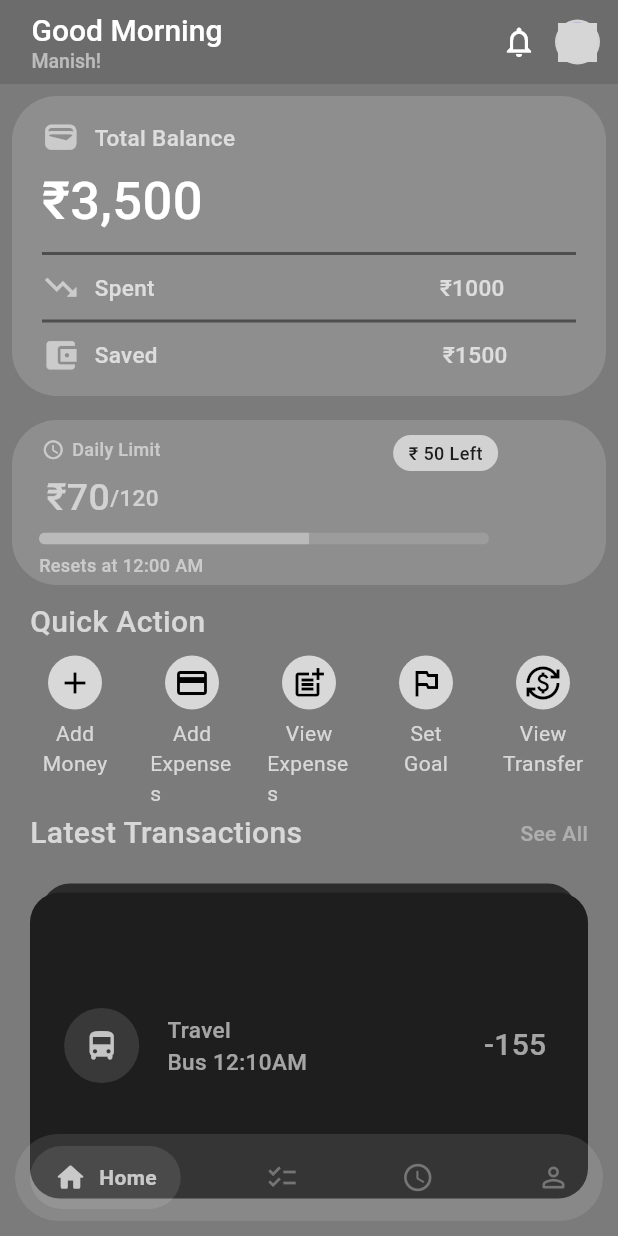
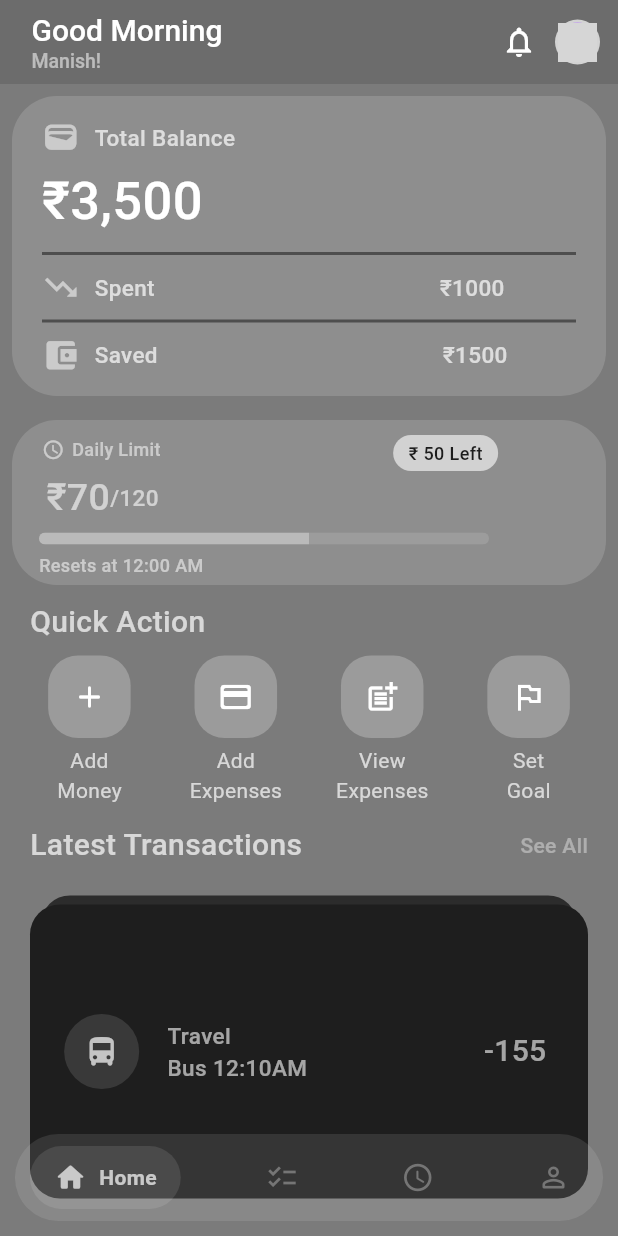
Before and after one commit to kumarmanish24-tech/MYPOCKET1, a Flutter app: the screen it shows after launch, on a phone screen of 412 x 824 dp. Run offline on Flutter 3.47's test engine with Material 3 defaults, Android fonts, the phone set to English and light mode, and no system bars; drawn by our look-alikes of flutter_card_swiper; our stand-ins replace dropdown_button2, easy_stepper, lottie, syncfusion_flutter_sliders, table_calendar; missing offline and left inert: reel_text; network calls fail; project files that could hold a hidden picture were left out; grey boxes are pictures that could not be loaded.

Commit message:
upadate quick Action in home page

```diff
--- a/lib/ui/home.dart
+++ b/lib/ui/home.dart
@@ -841,7 +841,7 @@ class _homeuiState extends State<homeui> {
                       ),
                     );
                   },
-                  icon: Icons.add,
+                  icon: Icons.add_rounded ,
                 ),
                 customebutton(
                   text1: 'Add',
@@ -859,7 +859,7 @@ class _homeuiState extends State<homeui> {
                       ),
                     );
                   },
-                  icon: Icons.payment,
+                  icon: Icons.payment_rounded,
                 ),
                 customebutton(
                   text1: 'View',
@@ -894,14 +894,24 @@ class _homeuiState extends State<homeui> {
                   },
                   icon: Icons.outlined_flag,
                 ),
-                customebutton(
-                  text1: 'View',
-                  text2: 'Transfer',
-                  onPressed: () {},
-                  icon: Icons.currency_exchange,
-                ),
+
               ],
             ),
+            SizedBox(height: 8),
+
+            // Row(
+            //   children: [
+            //     Padding(
+            //       padding: const EdgeInsets.only(left: 12.0),
+            //       child: customebutton(
+            //         text1: 'View',
+            //         text2: 'Transfer',
+            //         onPressed: () {},
+            //         icon: Icons.currency_exchange,
+            //       ),
+            //     ),
+            //   ],
+            // ),
 
             Padding(
               padding: const EdgeInsets.only(left: 20, right: 20, top: 8),
@@ -2575,7 +2585,7 @@ class customebutton extends StatelessWidget {
       onTap: onPressed,
       child: Container(
         height: 96,
-        width: 56,
+        width: 76,
         decoration: BoxDecoration(
           // border: Border.all(
           //   color: Colors.white24,      // Border color
@@ -2587,12 +2597,27 @@ class customebutton extends StatelessWidget {
         ),
         child: Column(
           children: [
-            CircleAvatar(
-              radius: 18,
-              child: Icon(icon),
-              backgroundColor: Colors.white70,
+
+            Container(
+              width: 55.0,
+              height: 55.0,
+
+              alignment: Alignment.center,           // Center the child widget
+              decoration: BoxDecoration(
+                color: Colors.white24,                  // Background color (must be inside decoration!)
+                borderRadius: BorderRadius.circular(20), // Rounded corners
+
+
+              ),
+              child: Icon(icon,),
             ),
-            SizedBox(height: 6),
+
+            // CircleAvatar(
+            //   radius: 18,
+            //   child: Icon(icon),
+            //   backgroundColor: Colors.white70,
+            // ),
+            SizedBox(height: 5),
             SizedBox(
               height: 36,
               child: Column(
--- a/pubspec.yaml
+++ b/pubspec.yaml
@@ -33,7 +33,7 @@ dependencies:
 
   # The following adds the Cupertino Icons font to your application.
   # Use with the CupertinoIcons class for iOS style icons.
-  cupertino_icons: ^1.0.8
+  cupertino_icons: ^2.0.0
   lottie: ^3.6.1
   easy_stepper: ^1.2.0
   reel_text: ^0.5.1
```
Also changed, not shown: pubspec.lock.
